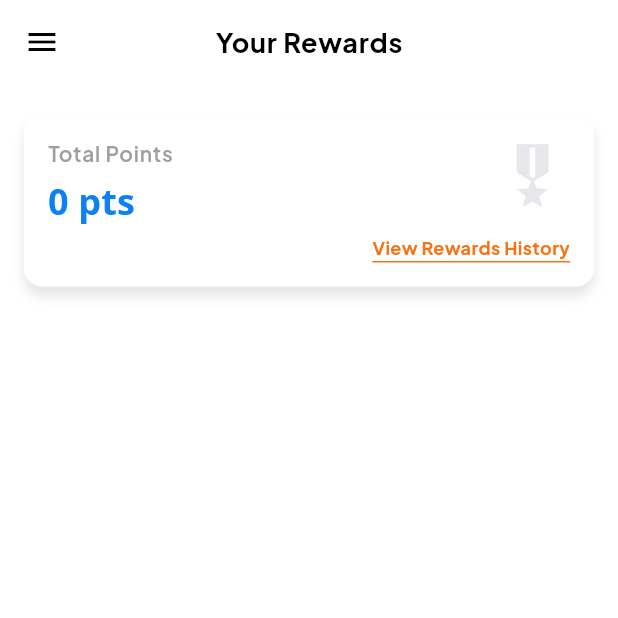
After one commit to Venkantesh22/trustindia, a Flutter app: the RewardsScreen screen opened directly, after a tap on the "menu" icon, on a phone screen of 412 x 824 dp, the top half of it. The commit adds this screen. Run offline on Flutter 3.47's test engine with Material 3 defaults, Android fonts, the phone set to English and light mode, and no system bars; drawn by our look-alikes of toastification; our stand-ins replace cached_network_image, carousel_slider, flutter_svg, get, google_fonts, image_picker and 7 more; missing offline and left inert: graphview, onesignal_flutter; accounts and stored records are empty; network calls fail.

Commit message:
get rewards api integrate in processing

```diff
--- a/lib/controllers/referral_controller.dart
+++ b/lib/controllers/referral_controller.dart
@@ -47,4 +47,41 @@ class ReferralController extends GetxController implements GetxService {
     update();
     return responseModel;
   }
+
+  Future<ResponseModel> fetchRewards() async {
+    log('----------- fetchRewards Called() -------------');
+    ResponseModel responseModel = ResponseModel(false, "Unknown error");
+    isLoading = true;
+    update();
+
+    try {
+      Response response = await referralRepo.fetchRewards();
+
+      // ✅ Correct key is 'status'
+      if (response.statusCode == 200 &&
+          response.body['status'] == true &&
+          response.body['data']['referrals'] is List) {
+        referralList = (response.body['data']['referrals'] as List)
+            .map((item) => ReferralModel.fromJson(item))
+            .toList();
+
+        log("referralList list : ${referralList.length}");
+        responseModel = ResponseModel(true, "Success fetch fetchRewards");
+      } else {
+        log("referralList list else : ${referralList.length}");
+
+        responseModel = ResponseModel(
+          false,
+          response.body['message'] ?? "Something went wrong",
+        );
+      }
+    } catch (e) {
+      responseModel = ResponseModel(false, "Catch");
+      log("****** Error ****** $e", name: "fetchRewards");
+    }
+
+    isLoading = false;
+    update();
+    return responseModel;
+  }
 }
--- a/lib/data/repositories/referral_repo.dart
+++ b/lib/data/repositories/referral_repo.dart
@@ -8,4 +8,7 @@ class ReferralRepo {
 
   Future<Response> fetchReferral() async =>
       await apiClient.getData(AppConstants.getReferral, "fetchReferral");
+
+  Future<Response> fetchRewards() async =>
+      await apiClient.getData(AppConstants.getRewards, "fetchReferral");
 }
--- a/lib/services/constants.dart
+++ b/lib/services/constants.dart
@@ -185,6 +185,9 @@ class AppConstants {
   // Referral Structure
     static const String getReferral = "api/referrals";
 
+  // rewards Structure
+    static const String getRewards = "api/rewards";
+
 
 
 
--- a/lib/views/screens/auth_screens/opt_verification_screen.dart
+++ b/lib/views/screens/auth_screens/opt_verification_screen.dart
@@ -6,7 +6,6 @@ import '../../../services/constants.dart';
 import '../../../services/theme.dart';
 import '../../base/common_button.dart';
 import '../../base/custom_image.dart';
-import '../../base/custom_toast.dart' hide ToastType;
 
 class OTPVerification extends StatefulWidget {
   final String phone;
--- a/lib/views/screens/dashboard/dashboard_screen.dart
+++ b/lib/views/screens/dashboard/dashboard_screen.dart
@@ -2,7 +2,6 @@ import 'package:flutter/material.dart';
 import 'package:flutter_svg/svg.dart';
 import 'package:get/get_state_manager/get_state_manager.dart';
 import 'package:lekra/views/screens/auth_screens/profile_screen/profile_screen.dart';
-import 'package:lekra/views/screens/checkout_screen/checkout_screen.dart';
 import 'package:lekra/views/screens/dashboard/home_screen/home_screen.dart';
 import 'package:lekra/views/screens/referral_screen/referral_screen.dart';
 import 'package:lekra/views/screens/wallet_screen/wallet_screen.dart';
--- a/lib/views/screens/dashboard/home_screen/components/featured_section.dart
+++ b/lib/views/screens/dashboard/home_screen/components/featured_section.dart
@@ -1,11 +1,9 @@
-import 'dart:developer';
 
 import 'package:flutter/material.dart';
 import 'package:get/get_state_manager/get_state_manager.dart';
 import 'package:lekra/controllers/home_controller.dart';
 import 'package:lekra/controllers/product_controller.dart';
 import 'package:lekra/data/models/product_model.dart';
-import 'package:lekra/services/constants.dart';
 import 'package:lekra/views/base/shimmer.dart';
 import 'package:lekra/views/screens/dashboard/home_screen/components/product_card.dart';
 
--- a/lib/views/screens/dashboard/home_screen/components/home_appbar.dart
+++ b/lib/views/screens/dashboard/home_screen/components/home_appbar.dart
@@ -1,7 +1,5 @@
 import 'package:flutter/material.dart';
-import 'package:lekra/services/constants.dart';
 import 'package:lekra/services/theme.dart';
-import 'package:lekra/views/screens/drawer/drawer_screen.dart';
 import 'package:lekra/views/screens/widget/card_icon.dart';
 
 class HomeApp extends StatelessWidget implements PreferredSizeWidget {
--- a/lib/views/screens/dashboard/home_screen/components/home_banner.dart
+++ b/lib/views/screens/dashboard/home_screen/components/home_banner.dart
@@ -3,7 +3,6 @@ import 'package:flutter/material.dart';
 import 'package:get/get.dart';
 import 'package:lekra/controllers/basic_controller.dart';
 
-import '../../../../../services/constants.dart';
 import '../../../../../services/theme.dart';
 import '../../../../base/custom_image.dart';
 import '../../../../base/shimmer.dart';
--- a/lib/views/screens/drawer/drawer_screen.dart
+++ b/lib/views/screens/drawer/drawer_screen.dart
@@ -5,9 +5,9 @@ import 'package:lekra/services/constants.dart';
 import 'package:lekra/services/theme.dart';
 import 'package:lekra/views/base/custom_image.dart';
 import 'package:lekra/views/screens/dashboard/dashboard_screen.dart';
-import 'package:lekra/views/screens/dashboard/home_screen/home_screen.dart';
 import 'package:lekra/views/screens/drawer/components/drawer_item.dart';
 import 'package:lekra/views/screens/order_screem/screen/order_screen.dart';
+import 'package:lekra/views/screens/rewards/rewards_screen.dart';
 
 class DrawerScreen extends StatefulWidget {
   const DrawerScreen({super.key});
@@ -128,7 +128,9 @@ List<DrawerItemModel> drawerItemList = [
   ),
   DrawerItemModel(
     label: "Rewards",
-    onTap: (ctx) {},
+    onTap: (ctx) {
+      navigate(context: ctx, page: const RewardsScreen());
+    },
   ),
   DrawerItemModel(
     label: "Payment",
--- a/lib/views/screens/order_screem/screen/order_details_screen.dart
+++ b/lib/views/screens/order_screem/screen/order_details_screen.dart
@@ -4,7 +4,6 @@ import 'package:lekra/controllers/basic_controller.dart';
 import 'package:lekra/controllers/order_controlller.dart';
 import 'package:lekra/data/models/product_model.dart';
 import 'package:lekra/services/constants.dart';
-import 'package:lekra/services/theme.dart';
 import 'package:lekra/views/screens/order_screem/components/order_billing_infor_section.dart';
 import 'package:lekra/views/screens/order_screem/components/order_booking_price_container.dart';
 import 'package:lekra/views/screens/order_screem/components/order_product_section.dart';
--- a/lib/views/screens/order_screem/screen/order_screen.dart
+++ b/lib/views/screens/order_screem/screen/order_screen.dart
@@ -7,7 +7,6 @@ import 'package:lekra/services/theme.dart';
 import 'package:lekra/views/screens/drawer/drawer_screen.dart';
 import 'package:lekra/views/screens/order_screem/components/order_container.dart';
 import 'package:lekra/views/screens/order_screem/screen/order_details_screen.dart';
-import 'package:lekra/views/screens/widget/custom_appbar2.dart';
 
 class OrderScreen extends StatefulWidget {
   const OrderScreen({super.key});
--- /dev/null
+++ b/lib/views/screens/rewards/rewards_screen.dart
@@ -0,0 +1,133 @@
+import 'package:flutter/material.dart';
+import 'package:get/get.dart';
+import 'package:lekra/controllers/referral_controller.dart';
+import 'package:lekra/services/constants.dart';
+import 'package:lekra/services/theme.dart';
+
+class RewardsScreen extends StatefulWidget {
+  const RewardsScreen({super.key});
+
+  @override
+  State<RewardsScreen> createState() => _RewardsScreenState();
+}
+
+class _RewardsScreenState extends State<RewardsScreen> {
+  @override
+  void initState() {
+    super.initState();
+    WidgetsBinding.instance.addPostFrameCallback((_) {
+      Get.find<ReferralController>().fetchRewards();
+    });
+  }
+
+  final GlobalKey<ScaffoldState> scaffoldKey = GlobalKey<ScaffoldState>();
+  @override
+  Widget build(BuildContext context) {
+    return Scaffold(
+      appBar: AppBar(
+        backgroundColor: Colors.transparent,
+        centerTitle: true,
+        leading: IconButton(
+          onPressed: () {
+            scaffoldKey.currentState?.openDrawer();
+          },
+          icon: const Icon(
+            Icons.menu,
+            color: black,
+          ),
+        ),
+        title: Text(
+          "Your Rewards",
+          style: Helper(context)
+              .textTheme
+              .bodyLarge
+              ?.copyWith(fontWeight: FontWeight.bold),
+        ),
+      ),
+      body: SingleChildScrollView(
+        padding: AppConstants.screenPadding,
+        child: Column(
+          children: [
+            Container(
+              width: double.infinity,
+              padding: const EdgeInsets.all(16),
+              decoration: BoxDecoration(
+                  color: white,
+                  borderRadius: BorderRadius.circular(12),
+                  boxShadow: [
+                    BoxShadow(
+                        color: black.withValues(alpha: 0.1),
+                        blurRadius: 6,
+                        spreadRadius: 0,
+                        offset: const Offset(0, 6))
+                  ]),
+              child: Column(
+                children: [
+                  Row(
+                    mainAxisAlignment: MainAxisAlignment.spaceBetween,
+                    crossAxisAlignment: CrossAxisAlignment.start,
+                    children: [
+                      Column(
+                        crossAxisAlignment: CrossAxisAlignment.start,
+                        children: [
+                          Text("Total Points",
+                              style: Helper(context)
+                                  .textTheme
+                                  .bodyLarge
+                                  ?.copyWith(fontSize: 14, color: grey)),
+                          const SizedBox(
+                            height: 4,
+                          ),
+                          Text(
+                            "${0} pts",
+                            style: Helper(context)
+                                .textTheme
+                                .titleSmall
+                                ?.copyWith(
+                                    color: primaryColor,
+                                    fontSize: 24,
+                                    fontWeight: FontWeight.bold),
+                          ),
+                        ],
+                      ),
+                      const Icon(
+                        Icons.military_tech,
+                        size: 50,
+                        color: greyBorder,
+                      )
+                    ],
+                  ),
+                  const SizedBox(
+                    height: 6,
+                  ),
+                  Row(
+                    mainAxisAlignment: MainAxisAlignment.end,
+                    children: [
+                      Container(
+                        decoration: BoxDecoration(
+                          border: Border(
+                            bottom: BorderSide(
+                              color: secondaryColor,
+                              width: 1.0,
+                            ),
+                          ),
+                        ),
+                        child: Text(
+                          "View Rewards History",
+                          style: Helper(context).textTheme.bodyMedium?.copyWith(
+                              fontSize: 12,
+                              color: secondaryColor,
+                              fontWeight: FontWeight.bold),
+                        ),
+                      ),
+                    ],
+                  )
+                ],
+              ),
+            )
+          ],
+        ),
+      ),
+    );
+  }
+}
--- a/lib/views/screens/splash_screen/splash_screen.dart
+++ b/lib/views/screens/splash_screen/splash_screen.dart
@@ -5,7 +5,6 @@ import 'package:get/get.dart';
 import 'package:lekra/controllers/auth_controller.dart';
 import 'package:lekra/views/screens/auth_screens/login_screen.dart';
 import 'package:lekra/views/screens/dashboard/dashboard_screen.dart';
-import 'package:lekra/views/screens/dashboard/home_screen/home_screen.dart';
 
 import '../../../services/constants.dart';
 
--- a/lib/views/screens/widget/add_to_card_button.dart
+++ b/lib/views/screens/widget/add_to_card_button.dart
@@ -1,4 +1,3 @@
-import 'dart:developer';
 
 import 'package:flutter/material.dart';
 import 'package:get/get.dart';
```
